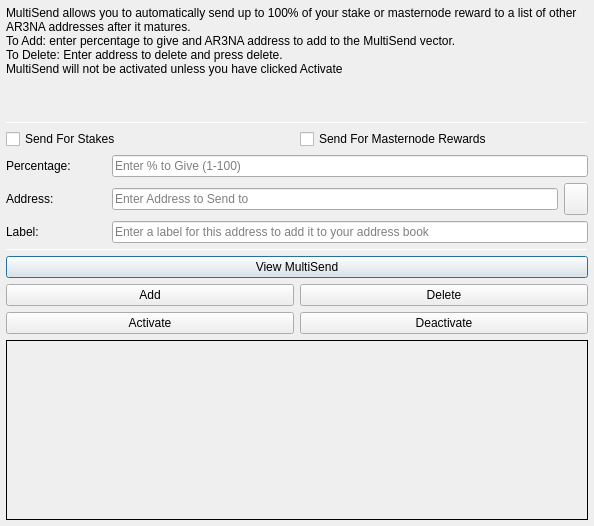
ArenaCoinDev/Ar3na, file src/qt/forms/multisenddialog.ui: the form before one commit.
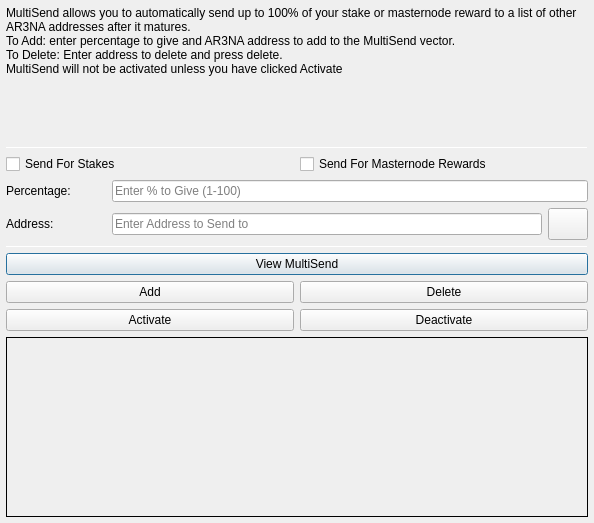
The form after the commit. Icons and pictures are not drawn.

```diff
--- a/src/qt/forms/multisenddialog.ui
+++ b/src/qt/forms/multisenddialog.ui
@@ -10,7 +10,7 @@
     <x>0</x>
     <y>0</y>
     <width>594</width>
-    <height>526</height>
+    <height>523</height>
    </rect>
   </property>
   <property name="windowTitle">
@@ -30,7 +30,7 @@
     <number>6</number>
    </property>
    <item>
-    <layout class="QVBoxLayout" name="verticalLayout_Main" stretch="1,1,1,0,1,1,1">
+    <layout class="QVBoxLayout" name="verticalLayout_Main" stretch="1,1,1,1,1,1">
      <item>
       <widget class="QLabel" name="label_2">
        <property name="lineWidth">
@@ -148,7 +148,7 @@
           </widget>
          </item>
          <item>
-          <widget class="QToolButton" name="addressBookButton">
+          <widget class="QPushButton" name="addressBookButton">
            <property name="maximumSize">
             <size>
              <width>16777215</width>
@@ -168,36 +168,15 @@
            <property name="shortcut">
             <string>Alt+A</string>
            </property>
+           <property name="autoDefault">
+            <bool>false</bool>
+           </property>
           </widget>
          </item>
         </layout>
        </item>
       </layout>
      </item>
-     <item>
-      <layout class="QHBoxLayout" name="horizontalLayout_3">
-       <item>
-        <widget class="QLabel" name="label_3">
-         <property name="minimumSize">
-          <size>
-           <width>100</width>
-           <height>0</height>
-          </size>
-         </property>
-         <property name="text">
-          <string>Label:</string>
-         </property>
-        </widget>
-       </item>
-       <item>
-        <widget class="QLineEdit" name="labelAddressLabelEdit">
-         <property name="placeholderText">
-          <string>Enter a label for this address to add it to your address book</string>
-         </property>
-        </widget>
-       </item>
-      </layout>
-     </item>
      <item>
       <widget class="Line" name="line_2">
        <property name="minimumSize">
```
Left out of the diff: 4 changed lines with no effect on the pictures.
